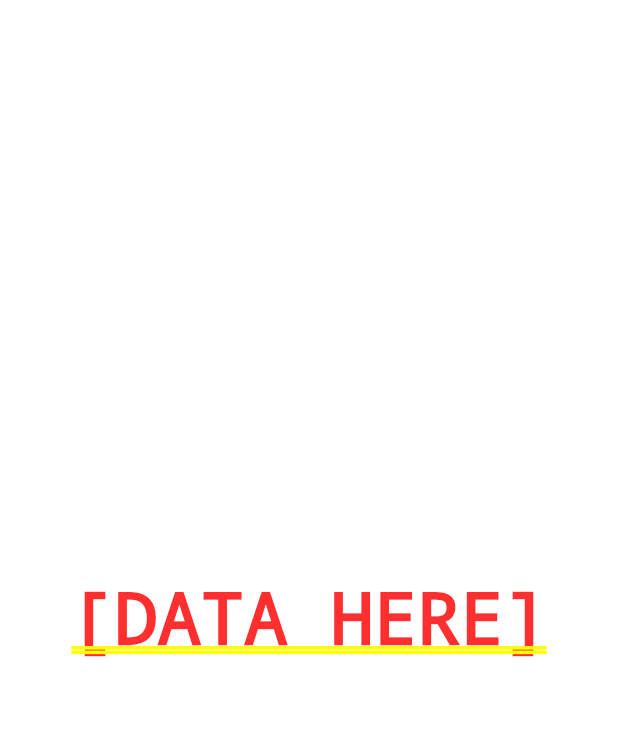
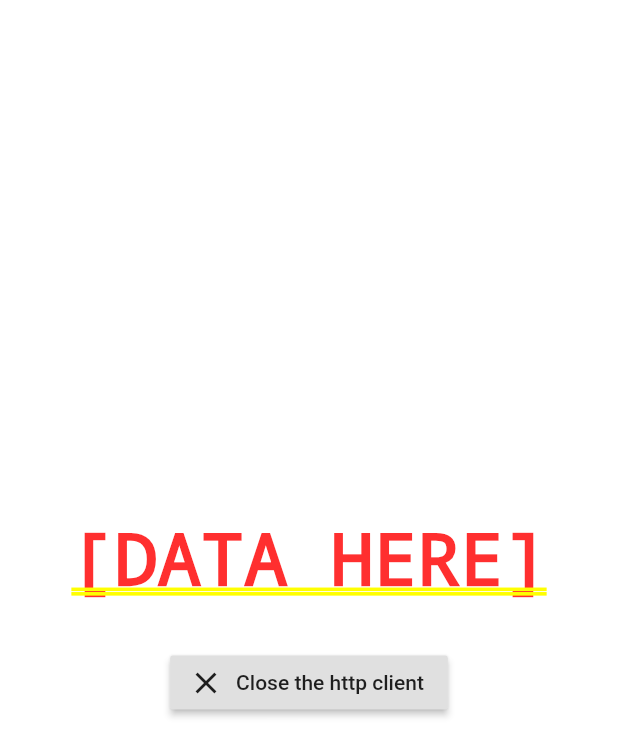
Before and after one commit to paxcodes/flutter_sse, a Flutter app: the screen it shows after launch, on a phone screen of 412 x 824 dp. Shown: the top 756 px of the screen. Run offline on Flutter 3.47's test engine with Material 2 defaults, Android fonts, the phone set to English and light mode, and no system bars; network calls fail.

Commit message:
:sparkles: Add a button to close the http client and add other stream event handlers

```diff
--- a/lib/main.dart
+++ b/lib/main.dart
@@ -1,3 +1,4 @@
+import 'package:flutter/cupertino.dart';
 import 'package:flutter/material.dart';
 import 'package:http/http.dart' as http;
 
@@ -24,7 +25,18 @@ class MyHomePage extends StatelessWidget {
 
   @override
   Widget build(BuildContext context) {
-    return Center(child: Text("[DATA HERE]"));
+    return Column(
+      mainAxisAlignment: MainAxisAlignment.center,
+      children: <Widget>[
+        Text("[DATA HERE]"),
+        SizedBox(height: 30),
+        RaisedButton.icon(
+          onPressed: closeConnection,
+          icon: Icon(Icons.close),
+          label: Text("Close the http client"),
+        ),
+      ],
+    );
   }
 
   subscribe() async {
@@ -39,12 +51,26 @@ class MyHomePage extends StatelessWidget {
       response.asStream().listen((streamedResponse) {
         print(
             "Received streamedResponse.statusCode:${streamedResponse.statusCode}");
-        streamedResponse.stream.toStringStream().listen((data) {
-          print("Received data: $data");
-        });
+        streamedResponse.stream.toStringStream().listen(
+          (data) {
+            print("Received data: $data");
+          },
+          onDone: () {
+            print("Done with the Stream!");
+          },
+          onError: (error) {
+            print("ERRROR with the Stream! $error");
+          },
+          cancelOnError: true,
+        );
       });
     } catch (e) {
       print("Caught $e");
     }
   }
+
+  closeConnection() {
+    _client.close();
+    print("Closed the client! (whatever that means...)");
+  }
 }
```
